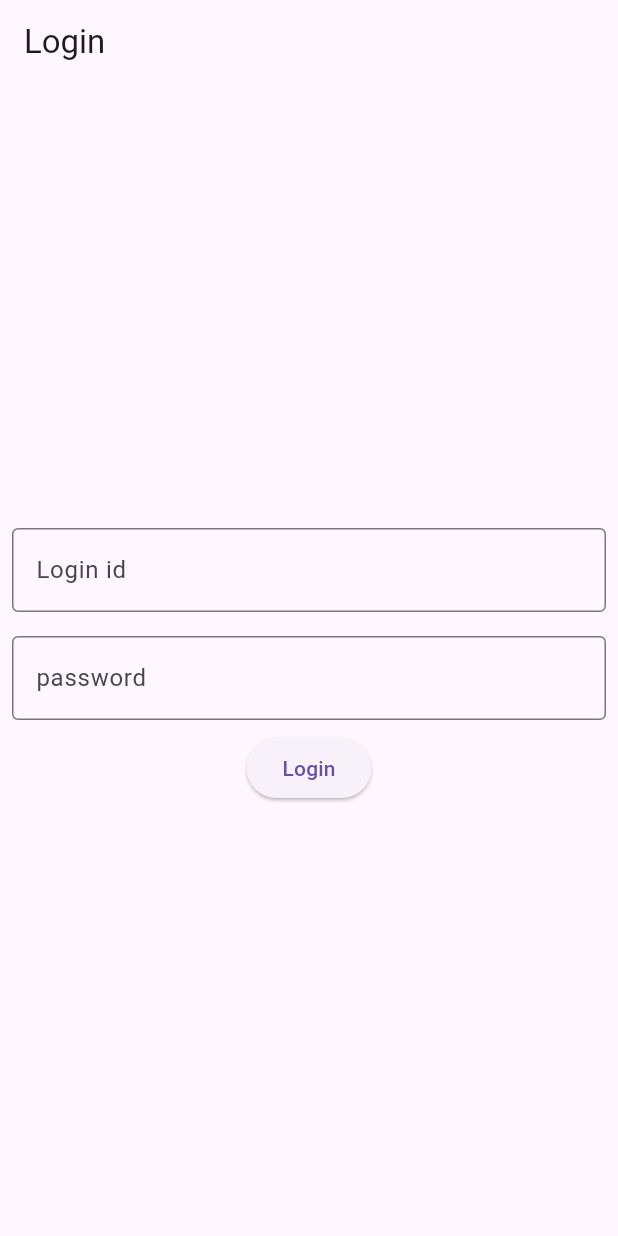
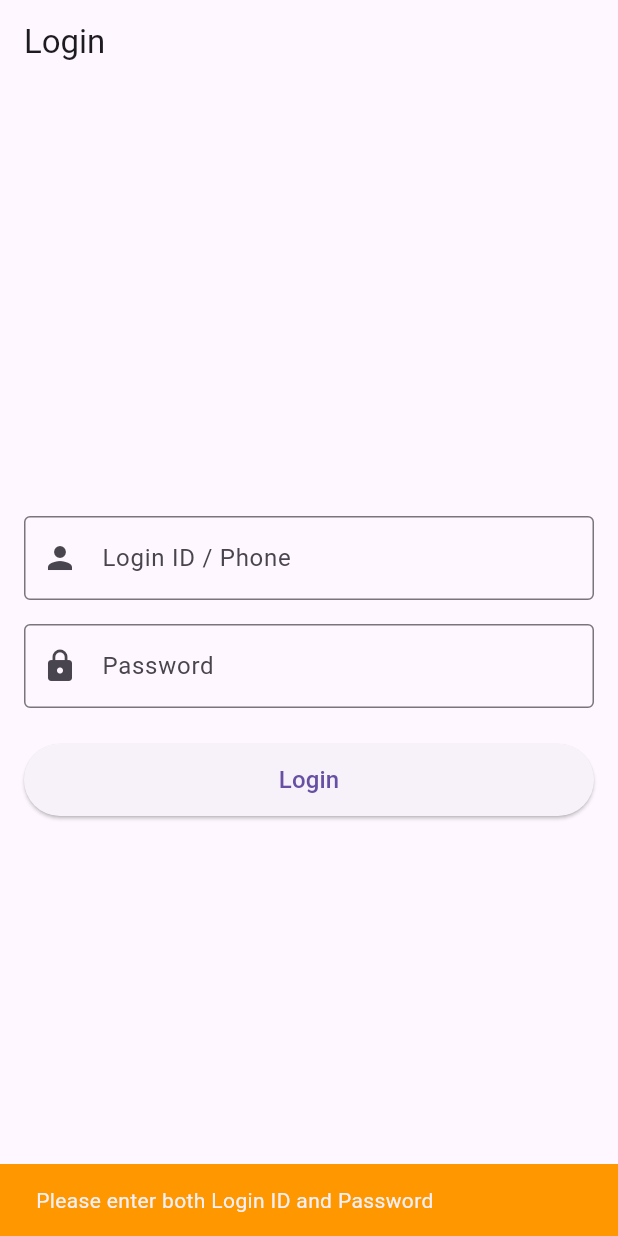
Before and after one commit to brughwani/lmrepairagent, a Flutter app: the screen it shows after launch, after a tap on "Login", on a phone screen of 412 x 824 dp. Run offline on Flutter 3.47's test engine with Material 3 defaults, Android fonts, the phone set to English and light mode, and no system bars; our stand-ins replace dropdown_search, firebase_core, jwt_decoder; accounts and stored records are empty.

Commit message:
refactor: implement robust error handling, loading states, and safe navigation in auth flow

```diff
--- a/lib/karigarlogin.dart
+++ b/lib/karigarlogin.dart
@@ -1,9 +1,4 @@
-import 'dart:convert';
-
 import 'package:flutter/material.dart';
-import 'package:lmrepaireagent/KarigarHome.dart';
-import 'package:lmrepaireagent/Karigarform.dart';
-import 'package:http/http.dart' as http;
 import 'package:lmrepaireagent/authservice.dart';
 
 class LoginForm extends StatefulWidget {
@@ -14,86 +9,130 @@ class LoginForm extends StatefulWidget {
 }
 
 class _LoginFormState extends State<LoginForm> {
-  TextEditingController phoneController = TextEditingController();
-
-  TextEditingController passwordController = TextEditingController();
-
+  final TextEditingController phoneController = TextEditingController();
+  final TextEditingController passwordController = TextEditingController();
   String? role;
+  bool isLoading = false;
 
   @override
   void initState() {
     super.initState();
-    role="Karigar";
+    role = "Karigar";
   }
 
-  // Future<void> LoginUser(String phoneNumber, String password) async {
-  //   // Call your Node.js backend for registration
-  //   final response = await http.post(
-  //     Uri.parse('https://limsonvercelapi2.vercel.app/api/fsauth'),
-  //     headers: <String, String>{
-  //       'Content-Type': 'application/json; charset=UTF-8',
-  //     },
-  //     body: jsonEncode(<String, String>{
-  //       'phoneNumber': phoneNumber,
-  //       'password': password,
-  //       'app': role!,
-  //     }),
-  //   );
-  //
-  //   if (response.statusCode == 200) {
-  //     // User registered successfully
-  //     print('User logged in successfully!');
-  //     Navigator.of(context).push(MaterialPageRoute(builder: (context)=>KarigarHome(token: token, name: name)));
-  //   } else {
-  //     // Handle error
-  //     print('Error: ${response.body}');
-  //   }
-  // }
+  @override
+  void dispose() {
+    phoneController.dispose();
+    passwordController.dispose();
+    super.dispose();
+  }
+
+  Future<void> _handleLogin() async {
+    final phone = phoneController.text.trim();
+    final password = passwordController.text;
+
+    if (phone.isEmpty || password.isEmpty) {
+      ScaffoldMessenger.of(context).showSnackBar(
+        const SnackBar(
+          content: Text("Please enter both Login ID and Password"),
+          backgroundColor: Colors.orange,
+        ),
+      );
+      return;
+    }
+
+    setState(() {
+      isLoading = true;
+    });
+
+    try {
+      await AuthService(baseUrl: 'https://limsonvercelapi2.vercel.app')
+          .authenticate(phone, password, role ?? "Karigar", context);
+    } catch (e) {
+      if (mounted) {
+        String errorMsg = e.toString();
+        if (errorMsg.startsWith('Exception: ')) {
+          errorMsg = errorMsg.replaceFirst('Exception: ', '');
+        }
+        ScaffoldMessenger.of(context).showSnackBar(
+          SnackBar(
+            content: Text(errorMsg),
+            backgroundColor: Colors.red,
+            duration: const Duration(seconds: 4),
+          ),
+        );
+      }
+    } finally {
+      if (mounted) {
+        setState(() {
+          isLoading = false;
+        });
+      }
+    }
+  }
 
   @override
   Widget build(BuildContext context) {
     return Scaffold(
-      appBar: AppBar(title: Text("Login"),),
-      body:Center(
+      appBar: AppBar(
+        title: const Text("Login"),
+      ),
+      body: Center(
+        child: SingleChildScrollView(
+          padding: const EdgeInsets.all(16.0),
           child: Column(
             mainAxisAlignment: MainAxisAlignment.center,
             crossAxisAlignment: CrossAxisAlignment.center,
             children: [
               Padding(
-              padding: const EdgeInsets.all(8.0),
+                padding: const EdgeInsets.symmetric(vertical: 8.0),
                 child: TextFormField(
-                decoration: InputDecoration(
-                    label: Text("Login id"),
-                    border: OutlineInputBorder()),
+                  decoration: const InputDecoration(
+                    labelText: "Login ID / Phone",
+                    border: OutlineInputBorder(),
+                    prefixIcon: Icon(Icons.person),
+                  ),
                   controller: phoneController,
                   keyboardType: TextInputType.phone,
-
+                  enabled: !isLoading,
                 ),
               ),
               Padding(
-              padding: const EdgeInsets.all(8.0),
+                padding: const EdgeInsets.symmetric(vertical: 8.0),
                 child: TextFormField(
-                decoration: InputDecoration(
-                    label: Text("password"),
-                    border: OutlineInputBorder()),
+                  decoration: const InputDecoration(
+                    labelText: "Password",
+                    border: OutlineInputBorder(),
+                    prefixIcon: Icon(Icons.lock),
+                  ),
                   controller: passwordController,
                   obscureText: true,
+                  enabled: !isLoading,
+                  onFieldSubmitted: (_) => _handleLogin(),
                 ),
               ),
-            ElevatedButton(onPressed:(){
-
-        //    var url=Uri.parse('https://limsonvercelapi2.vercel.app/api/fsauth');
-//LoginUser(phoneController.text, passwordController.text);
-            AuthService(baseUrl: 'https://limsonvercelapi2.vercel.app').authenticate(phoneController.text, passwordController.text, role!, context);
-
-
-              //Navigator.of(context).push(MaterialPageRoute(builder: (context)=>KarigarApp()));
-
-            } , child:Text("Login") )
-          ],
-
+              const SizedBox(height: 16),
+              SizedBox(
+                width: double.infinity,
+                height: 48,
+                child: ElevatedButton(
+                  onPressed: isLoading ? null : _handleLogin,
+                  child: isLoading
+                      ? const SizedBox(
+                          width: 24,
+                          height: 24,
+                          child: CircularProgressIndicator(
+                            strokeWidth: 2.5,
+                            color: Colors.white,
                           ),
                         )
+                      : const Text("Login", style: TextStyle(fontSize: 16)),
+                ),
+              ),
+            ],
+          ),
+        ),
+      ),
     );
   }
 }
```
Also changed, not shown: lib/authservice.dart (+55 -22 lines). Lines whose indentation alone changed are shown as unchanged.
